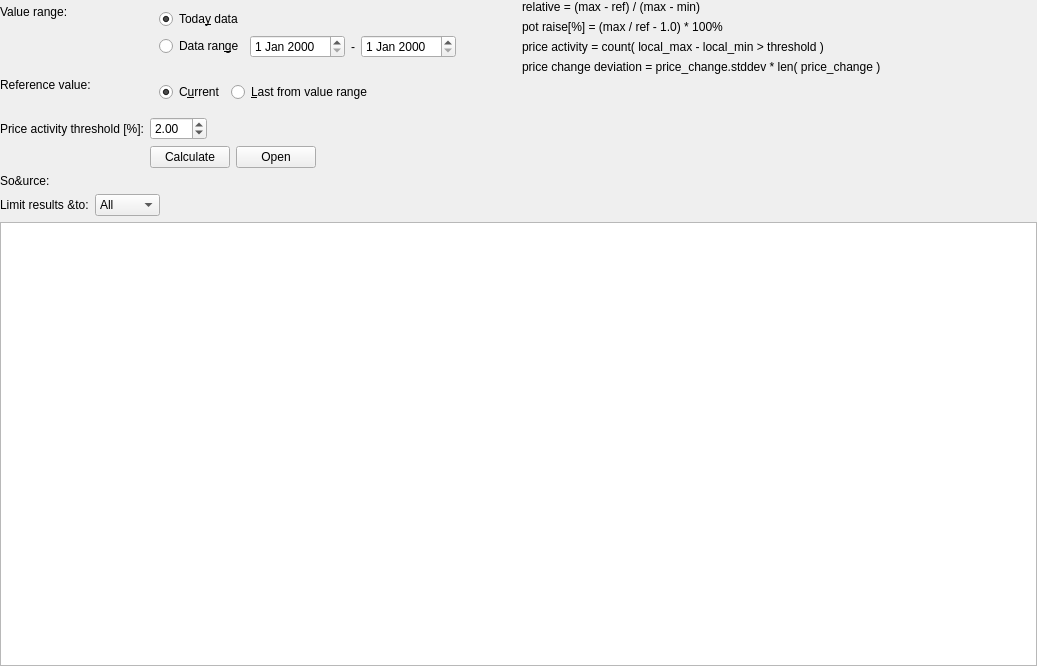
Old version of the form src/stockmonitor/ui/widget/tool/activitywidget.ui in the repository anetczuk/stock-monitor.
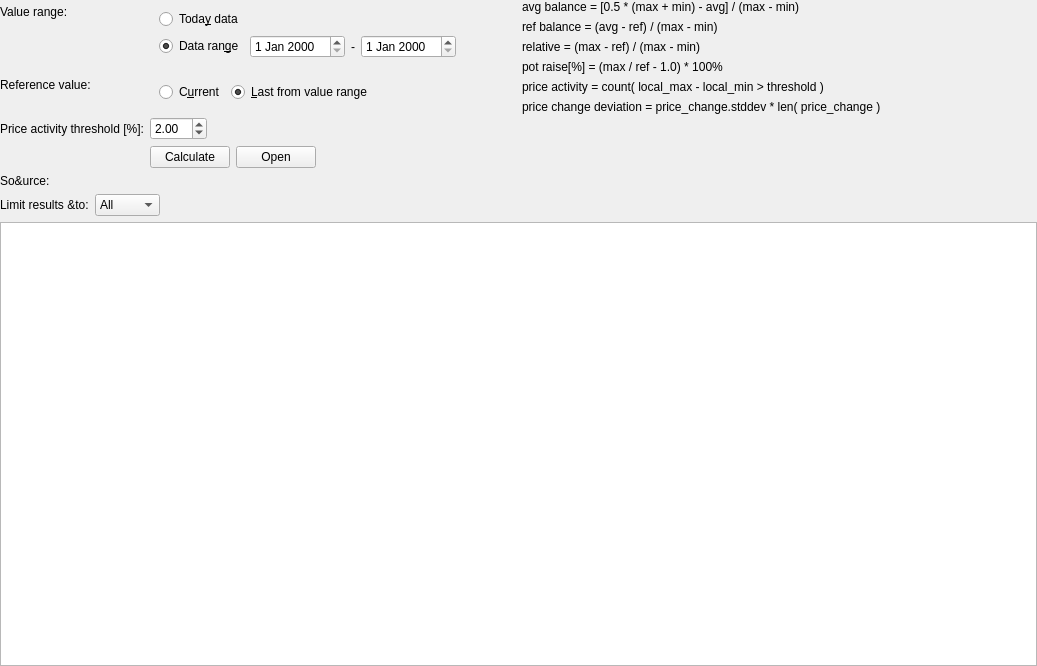
New version of the form. Custom widgets are drawn as their Qt base class.

Commit message: Add 'balance' indicators

Diff of the .ui file:
```diff
--- a/src/stockmonitor/ui/widget/tool/activitywidget.ui
+++ b/src/stockmonitor/ui/widget/tool/activitywidget.ui
@@ -133,9 +133,6 @@
               <property name="text">
                <string>Toda&amp;y data</string>
               </property>
-              <property name="checked">
-               <bool>true</bool>
-              </property>
              </widget>
             </item>
             <item>
@@ -160,6 +157,9 @@
               <property name="text">
                <string>Data ran&amp;ge</string>
               </property>
+              <property name="checked">
+               <bool>true</bool>
+              </property>
              </widget>
             </item>
             <item>
@@ -204,9 +204,6 @@
             <property name="text">
              <string>C&amp;urrent</string>
             </property>
-            <property name="checked">
-             <bool>true</bool>
-            </property>
            </widget>
           </item>
           <item>
@@ -214,6 +211,9 @@
             <property name="text">
              <string>&amp;Last from value range</string>
             </property>
+            <property name="checked">
+             <bool>true</bool>
+            </property>
            </widget>
           </item>
           <item>
@@ -239,6 +239,20 @@
        <property name="leftMargin">
         <number>11</number>
        </property>
+       <item>
+        <widget class="QLabel" name="label_9_1">
+         <property name="text">
+          <string>avg balance = [0.5 * (max + min) - avg] / (max - min)</string>
+         </property>
+        </widget>
+       </item>
+       <item>
+        <widget class="QLabel" name="label_9_2">
+         <property name="text">
+          <string>ref balance = (avg - ref) / (max - min)</string>
+         </property>
+        </widget>
+       </item>
        <item>
         <widget class="QLabel" name="label_9">
          <property name="text">
```
The commit also changes 3 other files.
